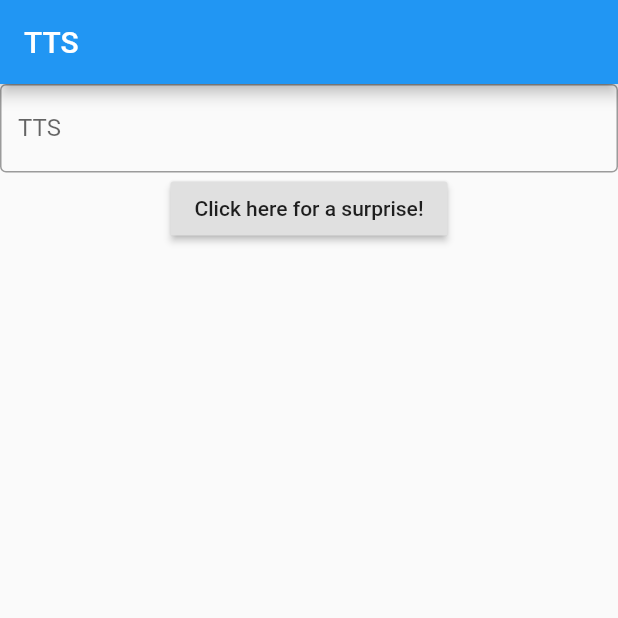
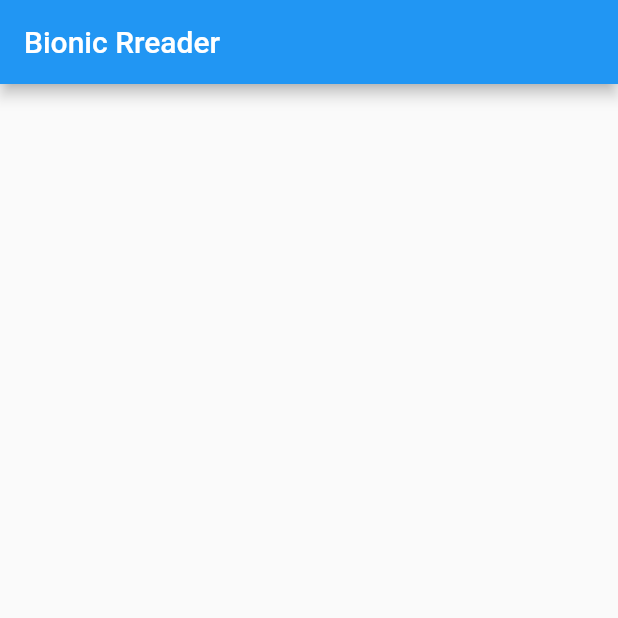
Before and after one commit to ritwikgoel/BotScan, a Flutter app: the screen it shows after launch, after a tap on "Bionic text", on a phone screen of 412 x 824 dp, the top half of it. Run offline on Flutter 3.47's test engine with Material 2 defaults, Android fonts, the phone set to English and light mode, and no system bars; our stand-ins replace avatar_glow, flutter_tts, speech_to_text; missing offline and left inert: highlight_text.

Commit message:
Feat: Voice to Text Screen

```diff
--- /dev/null
+++ b/app/lib/bionic-page.dart
@@ -0,0 +1,22 @@
+import 'package:flutter/material.dart';
+import 'package:flutter_tts/flutter_tts.dart';
+import 'package:app/tts-page.dart';
+import 'package:speech_to_text/speech_to_text.dart';
+
+
+class bionicpage extends StatelessWidget {
+  const bionicpage({Key? key}) : super(key: key);
+
+  @override
+  Widget build(BuildContext context) {
+    return MaterialApp(
+      home: Scaffold(
+          appBar: AppBar(
+            title: const Text("Bionic Rreader"),
+          ),
+          body: Center(
+            child: Column(),
+          )),
+    );
+  }
+}
--- a/app/lib/main.dart
+++ b/app/lib/main.dart
@@ -1,14 +1,18 @@
 import 'package:flutter/material.dart';
 import 'package:flutter_tts/flutter_tts.dart';
 import 'package:app/tts-page.dart';
+import 'package:app/bionic-page.dart';
+import 'package:app/stt-page.dart';
+import 'package:speech_to_text/speech_to_text.dart';
+
 
 void main() {
   runApp(MaterialApp(
     home: MyApp(),
     routes: {
       '/tts': (context) => ttspage(),
-      // '/view': (context) => viewer(),
-      // '/decider': (context) => finalDecider(),
+      '/stt': (context) => SpeechScreen(),
+       '/bionic': (context) => bionicpage(),
     },
   ));
 }
@@ -55,13 +59,13 @@ class MyApp extends StatelessWidget {
                 ),
                 RaisedButton(
                   onPressed: () {
-                    Navigator.pushNamed(context, '/tts');
+                    Navigator.pushNamed(context, '/stt');
                   },
                   child: const Text("Speech to Text"),
                 ),
                 RaisedButton(
                   onPressed: () {
-                    Navigator.pushNamed(context, '/tts');
+                    Navigator.pushNamed(context, '/bionic');
                   },
                   child: const Text("Bionic text"),
                 ),
--- a/app/pubspec.yaml
+++ b/app/pubspec.yaml
@@ -35,6 +35,9 @@ dependencies:
   # Use with the CupertinoIcons class for iOS style icons.
   cupertino_icons: ^1.0.2
   flutter_tts: ^3.5.0
+  speech_to_text: ^5.6.0
+  avatar_glow: ^2.0.2
+  highlight_text: ^1.4.0
 
 dev_dependencies:
   flutter_test:
```
Also changed, not shown: app/lib/stt-page.dart (added, +123 -0 lines), app/pubspec.lock, 5 other files.
